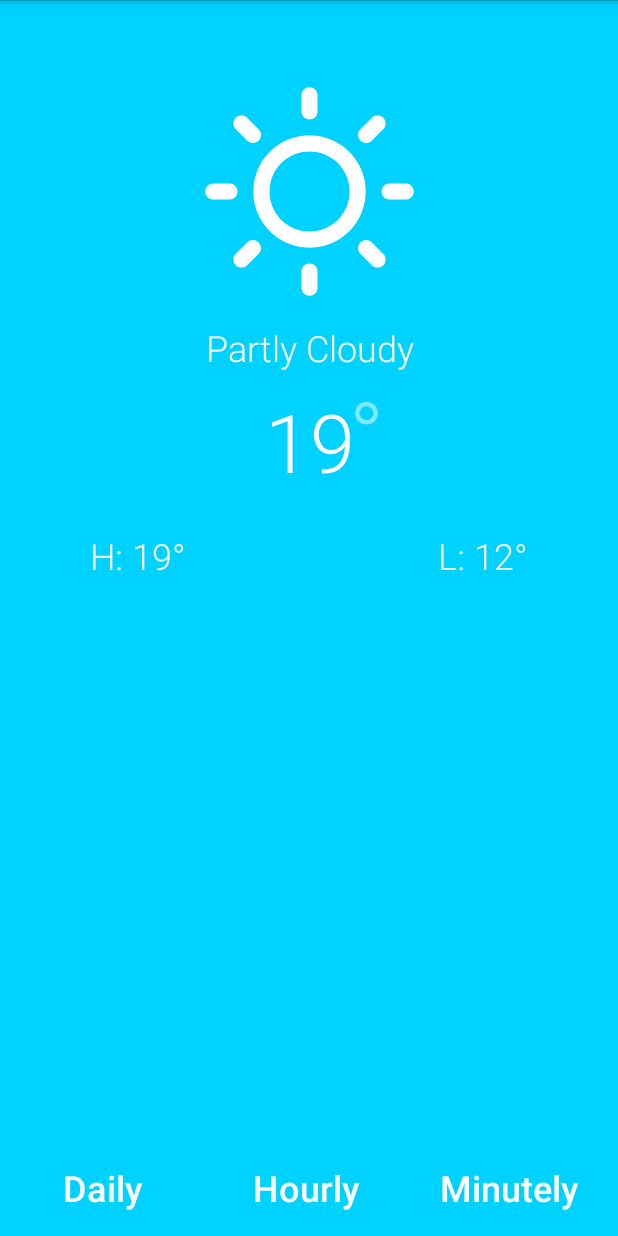
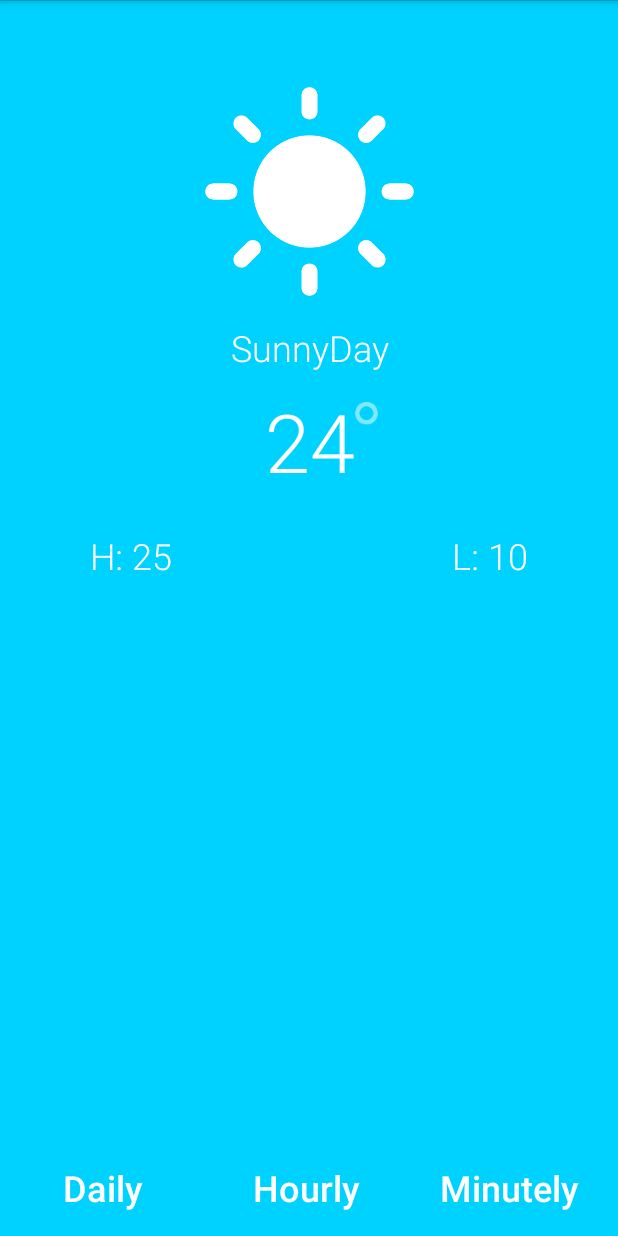
Before and after one commit to JesusJaimeCano/ColorWeather, an Android app: the screen it shows after launch (MainActivity), on a phone screen of 412 x 824 dp. Run offline under Robolectric (Android 15) with nearby library versions, the phone set to English and light mode, and no system bars; our stand-ins replace ButterKnife, Volley; network calls fail.

Commit message:
Modulo web services video 94

```diff
--- a/app/build.gradle
+++ b/app/build.gradle
@@ -28,4 +28,5 @@ dependencies {
     implementation 'com.android.support:recyclerview-v7:26.1.0'
     compile 'com.jakewharton:butterknife:8.8.1'
     annotationProcessor 'com.jakewharton:butterknife-compiler:8.8.1'
+    compile 'com.android.volley:volley:1.0.0'
 }
--- a/app/src/main/AndroidManifest.xml
+++ b/app/src/main/AndroidManifest.xml
@@ -1,6 +1,8 @@
 <?xml version="1.0" encoding="utf-8"?>
 <manifest xmlns:android="http://schemas.android.com/apk/res/android"
     package="com.example.jesus.colorweather">
+
+    <uses-permission android:name="android.permission.INTERNET" />
 
     <application
         android:allowBackup="true"
@@ -9,11 +11,13 @@
         android:roundIcon="@mipmap/ic_launcher_round"
         android:supportsRtl="true"
         android:theme="@style/AppTheme">
+
         <activity
             android:name=".MainActivity"
             android:screenOrientation="portrait">
             <intent-filter>
                 <action android:name="android.intent.action.MAIN" />
+
 
                 <category android:name="android.intent.category.LAUNCHER" />
             </intent-filter>
@@ -21,6 +25,7 @@
         <activity android:name=".DailyWeatherActivity" />
         <activity android:name=".HourlyWeatherActivity" />
         <activity android:name=".MinutelyWeatherActivity"></activity>
+
     </application>
 
 </manifest>
--- /dev/null
+++ b/app/src/main/java/com/example/jesus/colorweather/CurrentWeather.java
@@ -0,0 +1,127 @@
+package com.example.jesus.colorweather;
+
+import android.app.Activity;
+import android.graphics.drawable.Drawable;
+
+import butterknife.BindDrawable;
+import butterknife.ButterKnife;
+
+/**
+ * Created by Jesus on 28/11/2017.
+ */
+
+public class CurrentWeather {
+
+    public static final String CLEAR_NIGHT = "clear-night";
+    public static final String CLEAR_DAY = "clear-day";
+    public static final String CLOUDY = "cloudy";
+    public static final String PARTLY_CLOUDY_NIGHT = "partly-cloudy-night";
+    public static final String FOG = "fog";
+    public static final String NA = "na";
+    public static final String PARTLY_CLOUDY_DAY = "partly-cloudy-day";
+    public static final String RAIN = "rain";
+    public static final String SLEET = "sleet";
+    public static final String SNOW = "snow";
+    public static final String SUNNY = "sunny";
+    public static final String WIND = "wind";
+
+
+    @BindDrawable(R.drawable.clear_night) Drawable clearNight;
+    @BindDrawable(R.drawable.clear_day) Drawable clearDay;
+    @BindDrawable(R.drawable.cloudy) Drawable cloudy;
+    @BindDrawable(R.drawable.cloudy_night) Drawable cloudyNight;
+    @BindDrawable(R.drawable.fog) Drawable fog;
+    @BindDrawable(R.drawable.na) Drawable na;
+    @BindDrawable(R.drawable.partly_cloudy) Drawable partlyCloudy;
+    @BindDrawable(R.drawable.rain) Drawable rain;
+    @BindDrawable(R.drawable.sleet) Drawable sleet;
+    @BindDrawable(R.drawable.snow) Drawable snow;
+    @BindDrawable(R.drawable.sunny) Drawable sunny;
+    @BindDrawable(R.drawable.wind) Drawable wind;
+
+    public CurrentWeather(Activity activity){
+        ButterKnife.bind(this, activity);
+    }
+
+    private String description;
+    private String currentTemperature;
+    private String highestTemperature;
+    private String lowestTemperature;
+    private String iconImage;
+
+    public String getDescription() {
+        return description;
+    }
+
+    public void setDescription(String description) {
+        this.description = description;
+    }
+
+    public String getCurrentTemperature() {
+        return currentTemperature;
+    }
+
+    public void setCurrentTemperature(String currentTemperature) {
+        this.currentTemperature = currentTemperature;
+    }
+
+    public String getHighestTemperature() {
+        return highestTemperature;
+    }
+
+    public void setHighestTemperature(String highestTemperature) {
+        this.highestTemperature = highestTemperature;
+    }
+
+    public String getLowestTemperature() {
+        return lowestTemperature;
+    }
+
+    public void setLowestTemperature(String lowestTemperature) {
+        this.lowestTemperature = lowestTemperature;
+    }
+
+    public String getIconImage() {
+        return iconImage;
+    }
+
+    public void setIconImage(String iconImage) {
+        this.iconImage = iconImage;
+    }
+
+    public Drawable getIconDrawableResource(){
+
+        switch (iconImage) {
+            case CLEAR_NIGHT:
+                return clearNight;
+            case CLEAR_DAY:
+                return clearDay;
+            case CLOUDY:
+                return cloudy;
+            case PARTLY_CLOUDY_NIGHT:
+                return cloudyNight;
+            case FOG:
+                return fog;
+            case NA:
+                return na;
+            case PARTLY_CLOUDY_DAY:
+                return partlyCloudy;
+            case RAIN:
+                return rain;
+            case SLEET:
+                return sleet;
+            case SNOW:
+                return snow;
+            case SUNNY:
+                return sunny;
+            case WIND:
+                return wind;
+            default:
+                return na;
+
+        }
+
+    }
+
+
+}
--- a/app/src/main/java/com/example/jesus/colorweather/HourlyWeatherActivity.java
+++ b/app/src/main/java/com/example/jesus/colorweather/HourlyWeatherActivity.java
@@ -1,13 +1,15 @@
     package com.example.jesus.colorweather;
 
+import android.app.Activity;
 import android.support.v7.app.AppCompatActivity;
 import android.os.Bundle;
 
-public class HourlyWeatherActivity extends AppCompatActivity {
+public class HourlyWeatherActivity extends Activity {
 
     @Override
     protected void onCreate(Bundle savedInstanceState) {
         super.onCreate(savedInstanceState);
         setContentView(R.layout.activity_hourly_weather);
+
     }
 }
--- a/app/src/main/java/com/example/jesus/colorweather/MainActivity.java
+++ b/app/src/main/java/com/example/jesus/colorweather/MainActivity.java
@@ -1,21 +1,43 @@
 package com.example.jesus.colorweather;
 
 import android.app.Activity;
-import android.content.Context;
 import android.content.Intent;
+import android.graphics.drawable.Drawable;
 import android.os.Bundle;
 import android.util.Log;
-import android.view.View;
+import android.widget.ImageView;
 import android.widget.TextView;
-import android.widget.Toast;
 
-import org.w3c.dom.Text;
+import com.android.volley.Request;
+import com.android.volley.RequestQueue;
+import com.android.volley.Response;
+import com.android.volley.VolleyError;
+import com.android.volley.toolbox.StringRequest;
+import com.android.volley.toolbox.Volley;
 
+import butterknife.BindDrawable;
 import butterknife.BindView;
 import butterknife.ButterKnife;
 import butterknife.OnClick;
 
 public class MainActivity extends Activity {
+
+
+    @BindView(R.id.iconImageView)
+    ImageView iconImageView;
+    @BindView(R.id.descriptionTextView)
+    TextView descriptionTextView;
+    @BindView(R.id.currentTempTextView)
+    TextView currentTempTextView;
+    @BindView(R.id.highestTempTextView)
+    TextView highestTempTextView;
+    @BindView(R.id.lowestTempTextView)
+    TextView lowestTempTextView;
+
+    @BindDrawable(R.drawable.clear_night)
+    Drawable clearnight;
+
+    private static final String TAG = "MyActivity";
 
     @Override
     protected void onCreate(Bundle savedInstanceState) {
@@ -23,13 +45,67 @@ public class MainActivity extends Activity {
         setContentView(R.layout.activity_main);
         ButterKnife.bind(this);
 
+
+        CurrentWeather currentWeather = new CurrentWeather(MainActivity.this);
+
+        currentWeather.setIconImage("sunny");
+        currentWeather.setDescription("SunnyDay");
+        currentWeather.setCurrentTemperature("24");
+        currentWeather.setHighestTemperature("H: 25");
+        currentWeather.setLowestTemperature("L: 10");
+
+        iconImageView.setImageDrawable(currentWeather.getIconDrawableResource());
+        descriptionTextView.setText(currentWeather.getDescription());
+        currentTempTextView.setText(currentWeather.getCurrentTemperature());
+        highestTempTextView.setText(currentWeather.getHighestTemperature());
+        lowestTempTextView.setText(currentWeather.getLowestTemperature());
+
+        // Instantiate the RequestQueue.
+        RequestQueue queue = Volley.newRequestQueue(this);
+        String url = "http://www.google.com";
+
+        // Request a string response from the provided URL.
+        StringRequest stringRequest = new StringRequest(Request.Method.GET, url,
+                new Response.Listener<String>() {
+                    @Override
+                    public void onResponse(String response) {
+                        // Display the first 500 characters of the response string.
+
+                        Log.d(TAG, "Response is: " + response.substring(0, 500));
+                    }
+                }, new Response.ErrorListener() {
+            @Override
+            public void onErrorResponse(VolleyError error) {
+
+                Log.d(TAG, "That didn't work!");
+            }
+        });
+        // Add the request to the RequestQueue.
+        queue.add(stringRequest);
+
+
     }
 
     @OnClick(R.id.dailyWeatherTextView)
-    public void dailyWeatherClick(){
+    public void dailyWeatherClick() {
 
-        Intent dailyActivityIntent =  new Intent(MainActivity.this, DailyWeatherActivity.class);
+        Intent dailyActivityIntent = new Intent(MainActivity.this, DailyWeatherActivity.class);
 
         startActivity(dailyActivityIntent);
     }
+
+    @OnClick(R.id.hourlyWeatherTextView)
+    public void hourlyWeatherClick() {
+        Intent hourlyActivityIntent = new Intent(MainActivity.this, HourlyWeatherActivity.class);
+
+        startActivity(hourlyActivityIntent);
+    }
+
+    @OnClick(R.id.minutelyWeatherTextView)
+    public void minutelyWeatherClick() {
+        Intent minutelyActivityIntent = new Intent(MainActivity.this, MinutelyWeatherActivity.class);
+
+        startActivity(minutelyActivityIntent);
+    }
+
 }
```
